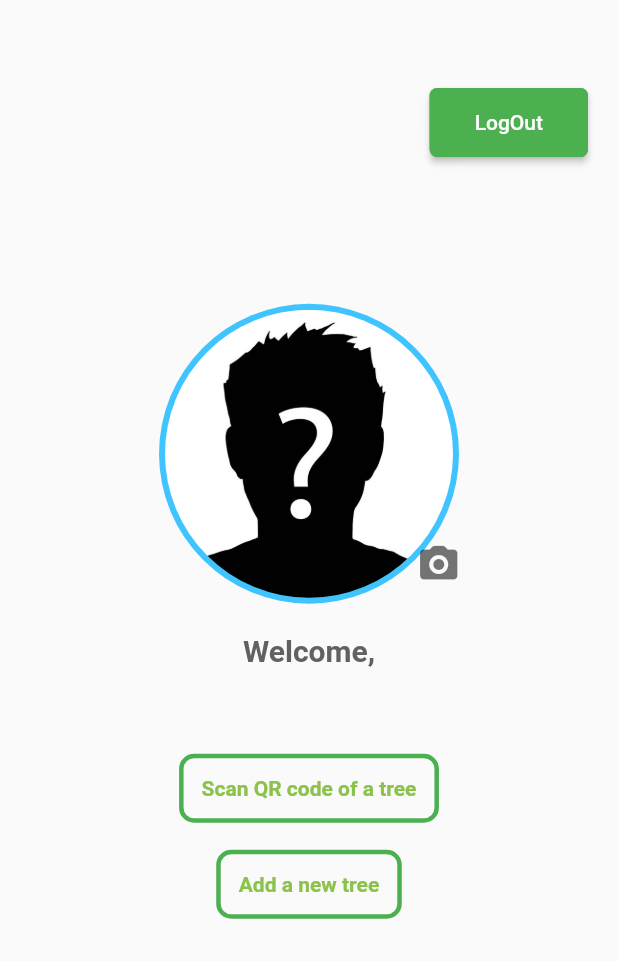
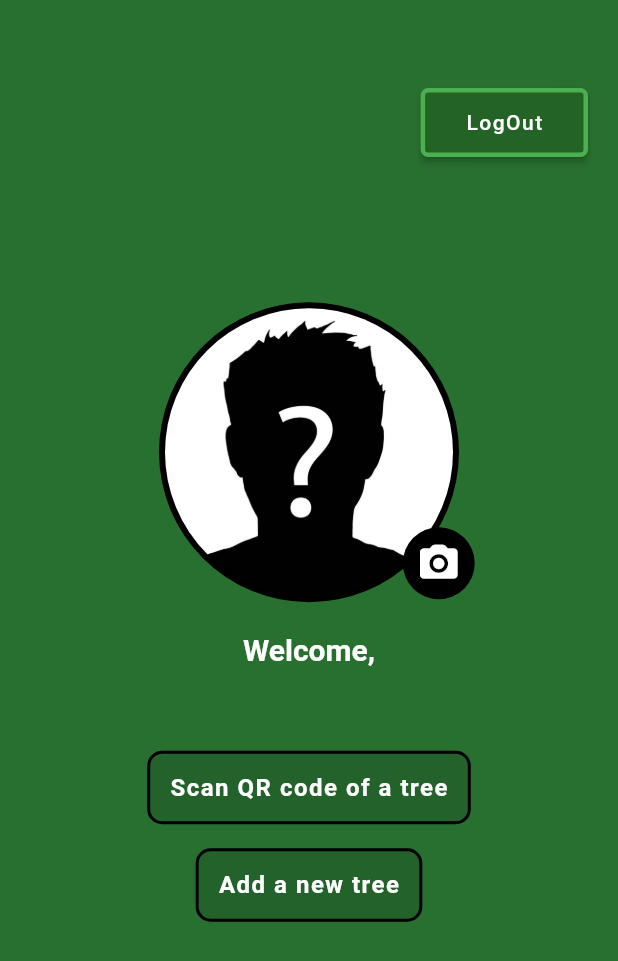
Before and after one commit to CodeFlowOrg/forestTreesTagging, a Flutter app: the HomeScreen screen opened directly, on a phone screen of 412 x 824 dp. Shown: the top 961 px of the screen. Run offline on Flutter 3.47's test engine with Material 2 defaults, Android fonts, the light colour scheme and no system bars; our stand-ins replace cloud_firestore, firebase_auth, firebase_core, firebase_storage, geolocator, image_picker and 6 more; missing offline and left inert: barcode_scan, clip_shadow, downloads_path_provider; accounts and stored records are empty; network calls fail.

Commit message:
changed the Ui a bit

```diff
--- a/lib/components/backButton.dart
+++ b/lib/components/backButton.dart
@@ -13,7 +13,7 @@ class backButton extends StatelessWidget {
         ),
         child: IconButton(
             icon: Icon(
-              Icons.arrow_left,
+              Icons.arrow_back_ios_rounded,
               color: Colors.white,
             ),
             onPressed: () {
--- a/lib/components/generatorPage.dart
+++ b/lib/components/generatorPage.dart
@@ -124,8 +124,8 @@ class GeneratorPageState extends State<GeneratorPage> {
                 ),
                 ElevatedButton(
                   child: Text(
-                    "Generate QR code",
-                    style: TextStyle(color: Colors.white),
+                    "Generate QR",
+                    style: TextStyle(color: Colors.white,fontSize: 16,letterSpacing: 1.0),
                   ),
                   style: ElevatedButton.styleFrom(
                       padding:
--- a/lib/components/homeScreen.dart
+++ b/lib/components/homeScreen.dart
@@ -172,6 +172,7 @@ class _HomeScreen extends State<HomeScreen> {
   @override
   Widget build(BuildContext context) {
     return Scaffold(
+      backgroundColor: Color(0xff287030),
       body: Stack(
         children: [
           Center(
@@ -184,7 +185,7 @@ class _HomeScreen extends State<HomeScreen> {
                       alignment: Alignment.center,
                       child: CircleAvatar(
                         radius: 100,
-                        backgroundColor: Colors.lightBlueAccent,
+                        backgroundColor: Colors.black,
                         child: ClipOval(
                           child: SizedBox(
                             width: 192.0,
@@ -197,11 +198,16 @@ class _HomeScreen extends State<HomeScreen> {
                     Container(
                       alignment: Alignment.center,
                       margin: EdgeInsets.only(top: 150, left: 173),
+
+                      decoration: BoxDecoration(
+                        color: Colors.black,
+                        shape: BoxShape.circle,
+                      ),
                       child: IconButton(
                         icon: Icon(
                           Icons.camera_alt_rounded,
                           size: 30.0,
-                          color: Colors.black54,
+                          color: Colors.white,
                         ),
                         onPressed: () {
                           print("Camera pressed");
@@ -224,7 +230,7 @@ class _HomeScreen extends State<HomeScreen> {
                     Text(
                       "Welcome,",
                       style: TextStyle(
-                        color: Colors.grey[700],
+                        color: Colors.white,
                         fontSize: 20,
                         fontWeight: FontWeight.w700,
                       ),
@@ -255,11 +261,11 @@ class _HomeScreen extends State<HomeScreen> {
               child: ElevatedButton(
                 child: Text(
                   "LogOut",
-                  style: TextStyle(color: Colors.white),
+                  style: TextStyle(color: Colors.white,letterSpacing: 1),
                 ),
                 style: ElevatedButton.styleFrom(
                     padding: EdgeInsets.symmetric(vertical: 15, horizontal: 30),
-                    primary: Colors.green,
+                    primary: Color(0xFF246326),
                     shape: RoundedRectangleBorder(
                         side: BorderSide(color: Colors.green, width: 3.0),
                         borderRadius: BorderRadius.circular(5.0))),
--- a/lib/components/myflatButton.dart
+++ b/lib/components/myflatButton.dart
@@ -14,6 +14,7 @@ class MyFlatButton extends StatelessWidget {
     return Padding(
       padding: const EdgeInsets.all(8.0),
       child: FlatButton(
+        color: Colors.black12,
         padding: EdgeInsets.all(15.0),
         onPressed: () async {
           Navigator.of(context)
@@ -22,10 +23,10 @@ class MyFlatButton extends StatelessWidget {
         child: Text(
           text,
           style:
-              TextStyle(color: Colors.lightGreen, fontWeight: FontWeight.bold),
+              TextStyle(color: Colors.white, fontWeight: FontWeight.bold,letterSpacing: 1,fontSize: 16),
         ),
         shape: RoundedRectangleBorder(
-            side: BorderSide(color: Colors.green, width: 3.0),
+            side: BorderSide(color: Colors.black, width: 2.0),
             borderRadius: BorderRadius.circular(10.0)),
       ),
     );
--- a/pubspec.yaml
+++ b/pubspec.yaml
@@ -70,6 +70,8 @@ flutter:
     - assets/images/sample_profile_image.jpg
     - assets/images/palm-tree-outline.png
     - assets/images/upload.png
+    - assets/images/scan.png
+    - assets/images/login.png
     - assets/images/loading.gif
 
     # An image asset can refer to one or more resolution-specific "variants", see
```
Also changed, not shown: lib/components/WelComePage.dart (+13 -12 lines), lib/components/scannerPage.dart (+40 -29 lines), 1 other file.
